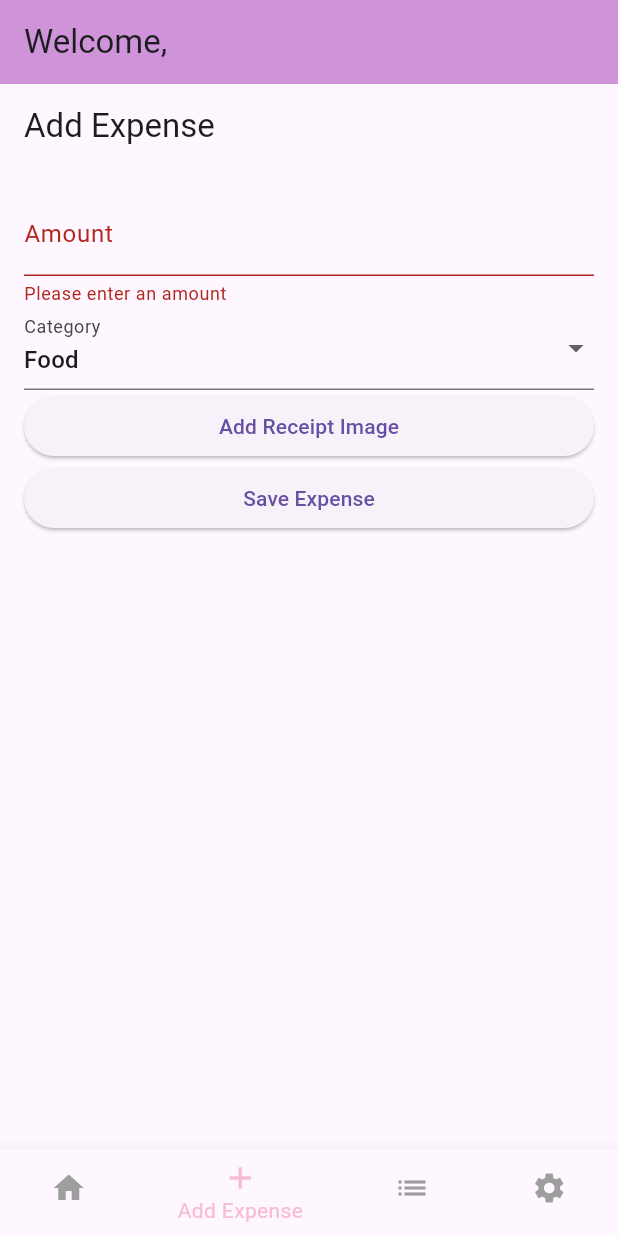
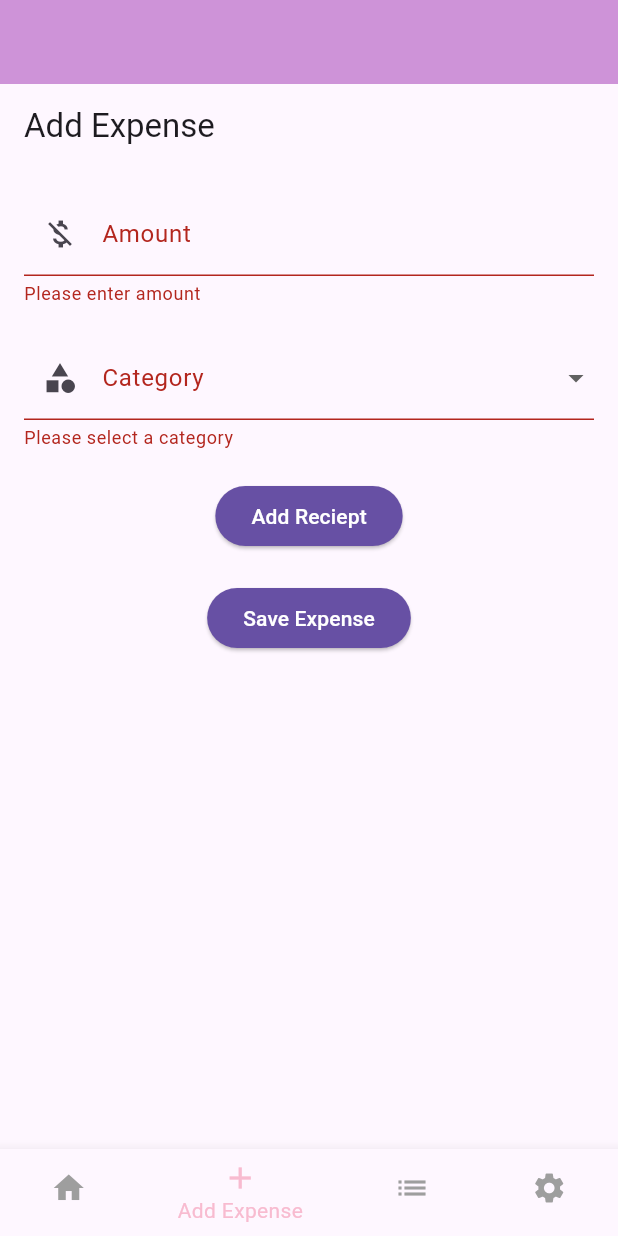
Before and after one commit to gourabbank/CashSplash, a Flutter app: the screen it shows once a user with an empty profile is signed in, item 2 of the bottom bar chosen, after a tap on "Save Expense", on a phone screen of 412 x 824 dp. Run offline on Flutter 3.47's test engine with Material 3 defaults, Android fonts, the phone set to English and light mode, and no system bars; our stand-ins replace firebase_auth, firebase_core, firebase_database, fl_chart, image_picker; accounts and stored records are empty.

```diff
--- a/lib/add_expense_screen.dart
+++ b/lib/add_expense_screen.dart
@@ -1,8 +1,7 @@
 import 'package:flutter/material.dart';
-import 'package:image_picker/image_picker.dart';
 import 'package:firebase_database/firebase_database.dart';
 import 'package:firebase_auth/firebase_auth.dart';
-import 'dart:convert';
+import 'package:image_picker/image_picker.dart';
 import 'dart:io';
 
 class AddExpenseScreen extends StatefulWidget {
@@ -13,7 +12,8 @@ class AddExpenseScreen extends StatefulWidget {
 class _AddExpenseScreenState extends State<AddExpenseScreen> {
   final _formKey = GlobalKey<FormState>();
   TextEditingController _amountController = TextEditingController();
-  String? _selectedCategory = 'Food';
+  String? _selectedCategory;
+  final categories = ['Food', 'Travel', 'Rent', 'Shopping', 'Utilities', 'Other']; // Expanded categories list
   File? _receiptImage;
   final picker = ImagePicker();
 
@@ -27,40 +27,50 @@ class _AddExpenseScreenState extends State<AddExpenseScreen> {
   }
 
   Future<void> _saveExpense() async {
-    if (_formKey.currentState!.validate()) {
-      _formKey.currentState!.save();
-      try {
-        String? imageString = _receiptImage != null ? base64Encode(await _receiptImage!.readAsBytes()) : null;
+    if (!_formKey.currentState!.validate()) return;
+
     DatabaseReference dbRef = FirebaseDatabase.instance.ref("expenses/${FirebaseAuth.instance.currentUser?.uid}");
     await dbRef.push().set({
       'amount': _amountController.text,
       'category': _selectedCategory,
-          'receiptImage': imageString,
       'date': DateTime.now().toIso8601String(),
+      // If a receipt is added, save the path (for local example)
+      'receipt': _receiptImage?.path,
+    }).then((_) {
+      ScaffoldMessenger.of(context).showSnackBar(
+          SnackBar(content: Text('Expense added successfully')));
+      Navigator.pop(context); // Pop back to previous screen after saving
+    }).catchError((error) {
+      ScaffoldMessenger.of(context).showSnackBar(
+          SnackBar(content: Text('Failed to save expense: $error')));
     });
-        Navigator.pop(context); // Navigate back after save
-      } catch (e) {
-        print("Error saving expense: $e");
-        ScaffoldMessenger.of(context).showSnackBar(SnackBar(content: Text('Failed to save expense. Error: $e')));
-      }
-    }
   }
 
   @override
   Widget build(BuildContext context) {
     return Scaffold(
       appBar: AppBar(title: Text("Add Expense")),
-      body: Form(
+      body: SingleChildScrollView(
+        padding: EdgeInsets.all(16),
+        child: Form(
           key: _formKey,
-        child: ListView(
-          padding: EdgeInsets.all(16),
+          child: Column(
             children: [
               TextFormField(
                 controller: _amountController,
-              decoration: InputDecoration(labelText: 'Amount'),
-              keyboardType: TextInputType.number,
-              validator: (value) => value!.isEmpty ? 'Please enter an amount' : null,
+                decoration: InputDecoration(labelText: 'Amount', prefixIcon: Icon(Icons.money_off)),
+                keyboardType: TextInputType.numberWithOptions(decimal: true),
+                validator: (value) {
+                  if (value == null || value.isEmpty) {
+                    return 'Please enter amount';
+                  }
+                  if (double.tryParse(value) == null) {
+                    return 'Please enter a valid number';
+                  }
+                  return null;
+                },
               ),
+              SizedBox(height: 20),
               DropdownButtonFormField<String>(
                 value: _selectedCategory,
                 onChanged: (newValue) {
@@ -68,26 +78,38 @@ class _AddExpenseScreenState extends State<AddExpenseScreen> {
                     _selectedCategory = newValue;
                   });
                 },
-              items: <String>[
-                'Food', 'Travel', 'Housing', 'Utilities', 'Transportation', 'Healthcare', 'Entertainment', 'Education', 'Personal Care', 'Other'
-              ].map<DropdownMenuItem<String>>((String value) {
+                items: categories.map<DropdownMenuItem<String>>((String category) {
                   return DropdownMenuItem<String>(
-                  value: value,
-                  child: Text(value),
+                    value: category,
+                    child: Text(category),
                   );
                 }).toList(),
-              decoration: InputDecoration(labelText: 'Category'),
+                decoration: InputDecoration(
+                  labelText: 'Category',
+                  prefixIcon: Icon(Icons.category),
                 ),
+                validator: (value) => value == null ? 'Please select a category' : null,
+              ),
+              SizedBox(height: 20),
+              if (_receiptImage != null)
+                Image.file(_receiptImage!, height: 100), // Display the selected image
               ElevatedButton(
                 onPressed: _pickImage,
-              child: Text('Add Receipt Image'),
+                child: Text('Add Reciept'),
+                style: ElevatedButton.styleFrom(
+                  foregroundColor: Colors.white, backgroundColor: Theme.of(context).primaryColor, // Ensure the text is visible against the button color
                 ),
-            _receiptImage != null ? Image.file(_receiptImage!) : Container(),
+              ),
+              SizedBox(height: 20),
               ElevatedButton(
                 onPressed: _saveExpense,
                 child: Text('Save Expense'),
+                style: ElevatedButton.styleFrom(
+                  foregroundColor: Colors.white, backgroundColor: Theme.of(context).primaryColor, // Ensure the text is visible against the button color
+                ),
               ),
             ],
+          ),
         ),
       ),
     );
--- a/lib/home_screen.dart
+++ b/lib/home_screen.dart
@@ -67,7 +67,7 @@ class _HomeScreenState extends State<HomeScreen> {
   Widget build(BuildContext context) {
     return Scaffold(
       appBar: AppBar(
-        title: Text('Welcome, $_userName'),
+        // title: Text('Welcome, $_userName'),
         backgroundColor: Colors.purple.shade200,
       ),
       body: Container(
--- a/lib/view_expenses_screen.dart
+++ b/lib/view_expenses_screen.dart
@@ -1,11 +1,7 @@
 import 'package:firebase_auth/firebase_auth.dart';
 import 'package:flutter/material.dart';
-import 'expense_service.dart';
-import 'expense_model.dart';
-
+import 'package:firebase_database/firebase_database.dart';
 import 'dart:convert';
-import 'package:flutter/material.dart';
-import 'package:firebase_database/firebase_database.dart';
 
 class ViewExpensesScreen extends StatefulWidget {
   @override
@@ -26,14 +22,11 @@ class _ViewExpensesScreenState extends State<ViewExpensesScreen> {
     dbRef.onValue.listen((DatabaseEvent event) {
       final data = event.snapshot.value;
       if (data != null && data is Map<dynamic, dynamic>) {
-        // Convert the data properly here
         final allExpenses = data.map((key, value) => MapEntry(key as String, Map<String, dynamic>.from(value as Map)));
         setState(() {
           expenses = allExpenses.values.toList();
         });
       } else {
-        // Handle null or unexpected data types
-        print("No data available or data is not in expected format");
         setState(() {
           expenses = [];
         });
@@ -49,17 +42,24 @@ class _ViewExpensesScreenState extends State<ViewExpensesScreen> {
   @override
   Widget build(BuildContext context) {
     return Scaffold(
-      appBar: AppBar(title: Text("View Expenses")),
+      appBar: AppBar(
+        title: Text("View Expenses"),
+        // backgroundColor: Colors.deepPurple, // Enhanced AppBar color
+      ),
       body: ListView.builder(
         itemCount: expenses.length,
         itemBuilder: (context, index) {
           var expense = expenses[index];
-          return ListTile(
-            title: Text("\$${expense['amount']} - ${expense['category']}"),
-            subtitle: Text("Date: ${expense['date']}"),
-            trailing: IconButton(
-              icon: Icon(Icons.receipt),
-              onPressed: () => _showReceipt(expense['receiptImage']),
+          return Card( // Use Card for better UI
+            margin: EdgeInsets.all(8.0),
+            child: ListTile(
+              title: Text("\$${expense['amount']} - ${expense['category']}", style: TextStyle(fontWeight: FontWeight.bold)),
+              subtitle: Text("Date: ${DateTime.parse(expense['date']).toLocal()}"), // Improved date formatting
+              trailing: IconButton(
+                icon: Icon(Icons.visibility), // Changed icon for better understanding
+                onPressed: () => _showReceipt(expense['receiptImage']),
+                color: Colors.purple, // Matching icon color with AppBar
+              ),
             ),
           );
         },
```
Lines whose indentation alone changed are shown as unchanged.
